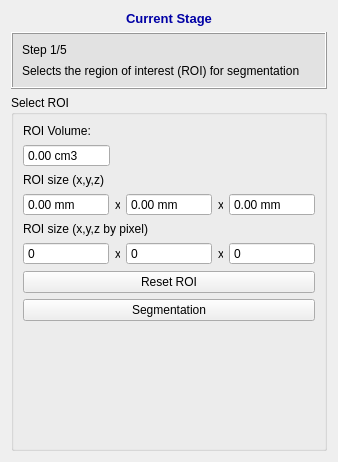
Qt form codes/Controller/InteractorStyles/QInteractorStyleVOI.ui (wuzhuobin/Vessel_Project) before a commit.
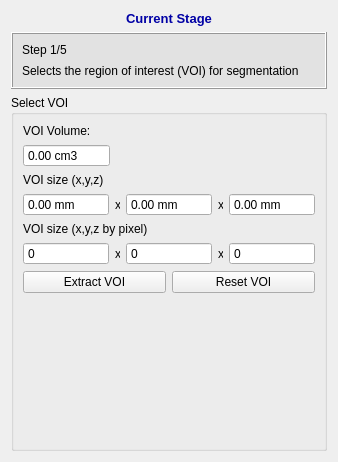
The same form after that commit.

Commit message: new interactorstyle InteractorStyleWindowLevelThreshold

The edit to the form file:
```diff
--- a/codes/Controller/InteractorStyles/QInteractorStyleVOI.ui
+++ b/codes/Controller/InteractorStyles/QInteractorStyleVOI.ui
@@ -87,7 +87,7 @@
       <item>
        <widget class="QLabel" name="label_8">
         <property name="text">
-         <string>Selects the region of interest (ROI) for segmentation</string>
+         <string>Selects the region of interest (VOI) for segmentation</string>
         </property>
         <property name="wordWrap">
          <bool>true</bool>
@@ -100,13 +100,13 @@
    <item>
     <widget class="QGroupBox" name="groupBox">
      <property name="title">
-      <string>Select ROI</string>
+      <string>Select VOI</string>
      </property>
      <layout class="QVBoxLayout" name="verticalLayout_3">
       <item>
        <widget class="QLabel" name="label_9">
         <property name="text">
-         <string>ROI Volume:</string>
+         <string>VOI Volume:</string>
         </property>
        </widget>
       </item>
@@ -149,7 +149,7 @@
       <item>
        <widget class="QLabel" name="label_19">
         <property name="text">
-         <string>ROI size (x,y,z)</string>
+         <string>VOI size (x,y,z)</string>
         </property>
        </widget>
       </item>
@@ -250,7 +250,7 @@
       <item>
        <widget class="QLabel" name="label_10">
         <property name="text">
-         <string>ROI size (x,y,z by pixel)</string>
+         <string>VOI size (x,y,z by pixel)</string>
         </property>
        </widget>
       </item>
@@ -331,18 +331,22 @@
        </layout>
       </item>
       <item>
-       <widget class="QPushButton" name="resetROIPushButton">
+       <layout class="QHBoxLayout" name="horizontalLayout">
+        <item>
+         <widget class="QPushButton" name="pushButtonExtractVOI">
         <property name="text">
-         <string>Reset ROI</string>
+           <string>Extract VOI</string>
         </property>
        </widget>
       </item>
       <item>
-       <widget class="QPushButton" name="segmentationPushButton">
+         <widget class="QPushButton" name="pushButtonResetVOI">
         <property name="text">
-         <string>Segmentation</string>
-        </property>
-       </widget>
+           <string>Reset VOI</string>
+          </property>
+         </widget>
+        </item>
+       </layout>
       </item>
       <item>
        <spacer name="verticalSpacer_8">
```
Left out of the diff: 6 changed lines with no effect on the pictures. Lines whose indentation alone changed are shown as unchanged. The commit also changes 35 other files.
